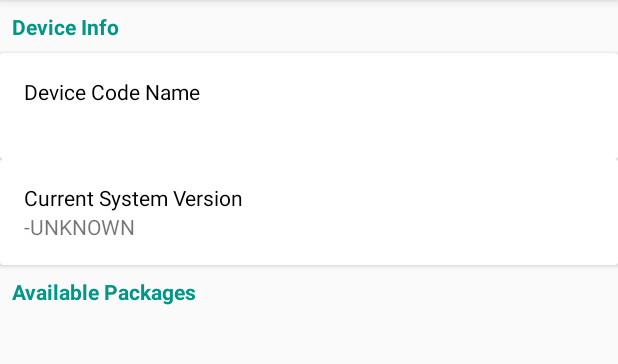
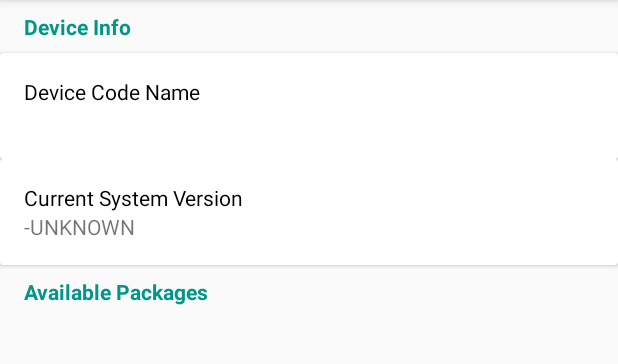
Before and after one commit to Rocket1184/MokeeDelta, an Android app: the screen it shows after launch (MainActivity), on a phone screen of 412 x 824 dp, the part 84-448 px from its top. Run offline under Robolectric (Android 15) with nearby library versions, the phone set to English and light mode, and no system bars; our stand-ins replace data binding.

Commit message:
layout: align text of subheader and cardview

```diff
--- a/app/src/main/res/layout/content_main.xml
+++ b/app/src/main/res/layout/content_main.xml
@@ -20,8 +20,8 @@
             android:id="@+id/text_device_info"
             android:layout_width="0dp"
             android:layout_height="wrap_content"
-            android:layout_marginEnd="8dp"
-            android:layout_marginStart="8dp"
+            android:layout_marginEnd="16dp"
+            android:layout_marginStart="16dp"
             android:layout_marginTop="8dp"
             android:text="@string/action_device_info"
             android:textColor="@color/colorPrimary"
@@ -100,8 +100,8 @@
             android:id="@+id/text_available_packages"
             android:layout_width="0dp"
             android:layout_height="wrap_content"
-            android:layout_marginEnd="8dp"
-            android:layout_marginStart="8dp"
+            android:layout_marginEnd="16dp"
+            android:layout_marginStart="16dp"
             android:layout_marginTop="8dp"
             android:text="@string/available_packages"
             android:textColor="@color/colorPrimary"
```
